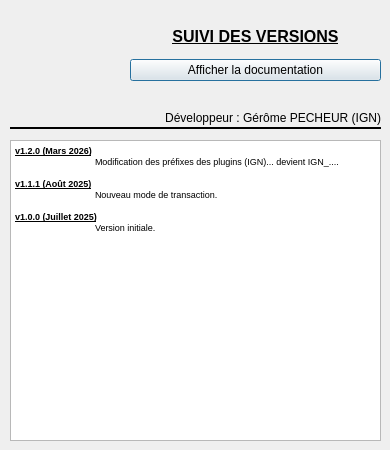
Qt form aproposde.ui (IGNF/assistant-complexe-qgis-plugin) before a commit.
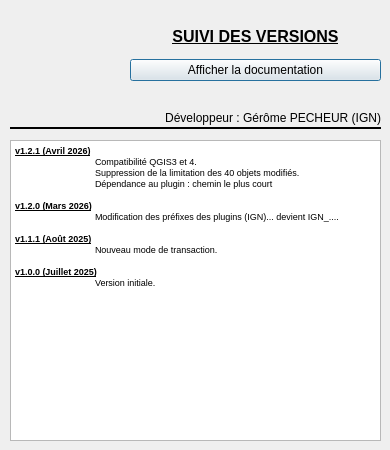
The same form after that commit. Icons and pictures are not drawn.

What changed in the file:
```diff
--- a/aproposde.ui
+++ b/aproposde.ui
@@ -99,7 +99,12 @@
     <string>&lt;!DOCTYPE HTML PUBLIC &quot;-//W3C//DTD HTML 4.0//EN&quot; &quot;http://www.w3.org/TR/REC-html40/strict.dtd&quot;&gt;
 &lt;html&gt;&lt;head&gt;&lt;meta name=&quot;qrichtext&quot; content=&quot;1&quot; /&gt;&lt;style type=&quot;text/css&quot;&gt;
 p, li { white-space: pre-wrap; }
-&lt;/style&gt;&lt;/head&gt;&lt;body style=&quot; font-family:'MS Shell Dlg 2'; font-size:7.8pt; font-weight:400; font-style:normal;&quot;&gt;
+&lt;/style&gt;&lt;/head&gt;&lt;body style=&quot; font-family:'MS Shell Dlg 2'; font-size:8.25pt; font-weight:400; font-style:normal;&quot;&gt;
+&lt;p style=&quot; margin-top:0px; margin-bottom:0px; margin-left:0px; margin-right:0px; -qt-block-indent:0; text-indent:0px;&quot;&gt;&lt;span style=&quot; font-size:7pt; font-weight:600; text-decoration: underline;&quot;&gt;v1.2.1 (Avril 2026)&lt;/span&gt;&lt;/p&gt;
+&lt;p style=&quot; margin-top:0px; margin-bottom:0px; margin-left:0px; margin-right:0px; -qt-block-indent:0; text-indent:0px;&quot;&gt;&lt;span style=&quot; font-size:7pt;&quot;&gt;	Compatibilité QGIS3 et 4.&lt;/span&gt;&lt;/p&gt;
+&lt;p style=&quot; margin-top:0px; margin-bottom:0px; margin-left:0px; margin-right:0px; -qt-block-indent:0; text-indent:0px;&quot;&gt;&lt;span style=&quot; font-size:7pt;&quot;&gt;	Suppression de la limitation des 40 objets modifiés.&lt;/span&gt;&lt;/p&gt;
+&lt;p style=&quot; margin-top:0px; margin-bottom:0px; margin-left:0px; margin-right:0px; -qt-block-indent:0; text-indent:0px;&quot;&gt;&lt;span style=&quot; font-size:7pt;&quot;&gt;	Dépendance au plugin : chemin le plus court&lt;/span&gt;&lt;/p&gt;
+&lt;p style=&quot;-qt-paragraph-type:empty; margin-top:0px; margin-bottom:0px; margin-left:0px; margin-right:0px; -qt-block-indent:0; text-indent:0px; font-size:7pt;&quot;&gt;&lt;br /&gt;&lt;/p&gt;
 &lt;p style=&quot; margin-top:0px; margin-bottom:0px; margin-left:0px; margin-right:0px; -qt-block-indent:0; text-indent:0px;&quot;&gt;&lt;span style=&quot; font-size:7pt; font-weight:600; text-decoration: underline;&quot;&gt;v1.2.0 (Mars 2026)&lt;/span&gt;&lt;/p&gt;
 &lt;p style=&quot; margin-top:0px; margin-bottom:0px; margin-left:0px; margin-right:0px; -qt-block-indent:0; text-indent:0px;&quot;&gt;&lt;span style=&quot; font-size:7pt;&quot;&gt;	Modification des préfixes des plugins (IGN)... devient IGN_....&lt;/span&gt;&lt;/p&gt;
 &lt;p style=&quot;-qt-paragraph-type:empty; margin-top:0px; margin-bottom:0px; margin-left:0px; margin-right:0px; -qt-block-indent:0; text-indent:0px; font-size:7pt;&quot;&gt;&lt;br /&gt;&lt;/p&gt;
```
